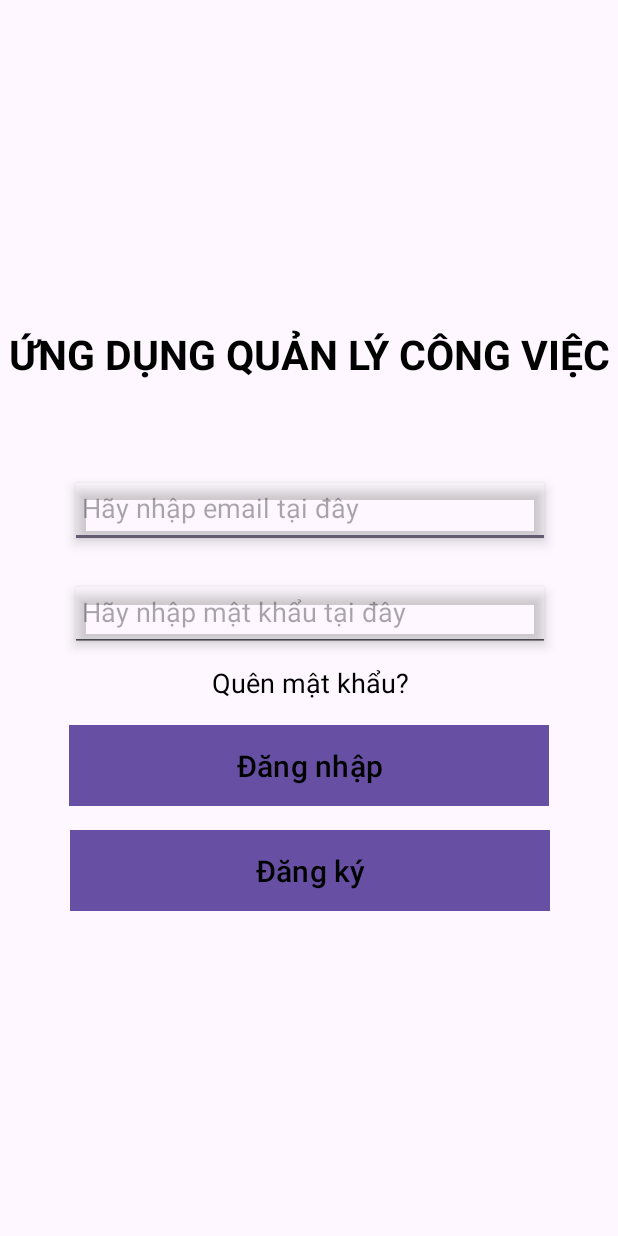
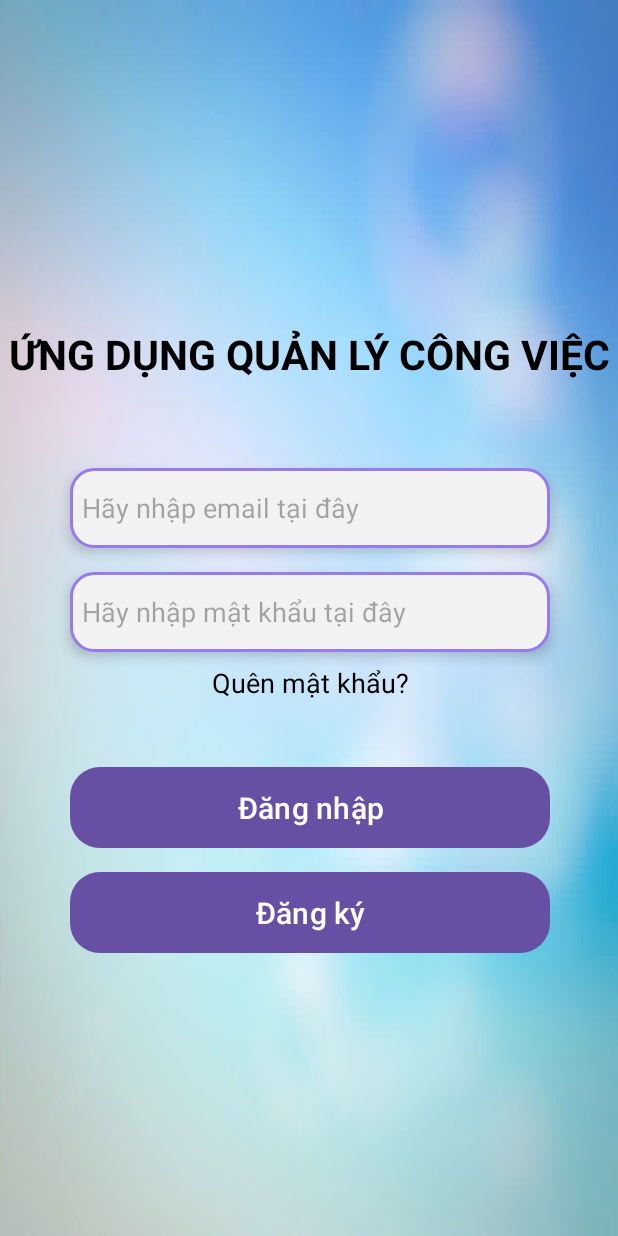
Before and after one commit to khanhne1304/Task-Management-Application, an Android app: the screen it shows after launch (MainActivity), on a phone screen of 412 x 824 dp. Run offline under Robolectric (Android 15) with nearby library versions, the phone set to English and light mode, and no system bars.

Commit message:
update login sign up

```diff
--- /dev/null
+++ b/app/src/main/res/drawable/rounded_button.xml
@@ -0,0 +1,5 @@
+<?xml version="1.0" encoding="utf-8"?>
+<shape xmlns:android="http://schemas.android.com/apk/res/android">
+    <solid android:color="#FFFFFF"/>  <!-- Light purple color -->
+    <corners android:radius="20dp"/>  <!-- Rounded corners with 20dp radius -->
+</shape>
--- /dev/null
+++ b/app/src/main/res/drawable/rounded_edittext.xml
@@ -0,0 +1,14 @@
+<?xml version="1.0" encoding="utf-8"?>
+<shape xmlns:android="http://schemas.android.com/apk/res/android">
+    <!-- Background color of EditText -->
+    <solid android:color="#F2F2F2"/> <!-- Light gray background -->
+
+    <!-- Border color and width -->
+    <stroke android:color="#977BEC" android:width="2dp"/> <!-- Blue border -->
+
+    <!-- Rounded corners -->
+    <corners android:radius="15dp"/> <!-- Rounded corners with 15dp radius -->
+
+    <!-- Padding inside the EditText -->
+    <padding android:left="12dp" android:top="10dp" android:right="12dp" android:bottom="10dp"/>
+</shape>
--- a/app/src/main/res/layout/activity_main.xml
+++ b/app/src/main/res/layout/activity_main.xml
@@ -5,6 +5,7 @@
     android:layout_width="match_parent"
     android:layout_height="match_parent"
     android:id="@+id/main"
+    android:background="@drawable/image_background"
     tools:context=".MainActivity">
 
     <View
@@ -20,12 +21,13 @@
         android:id="@+id/buttonLogin"
         android:layout_width="320dp"
         android:layout_height="54dp"
-        android:layout_marginTop="16dp"
-        android:background="#FFFFFF"
+        android:layout_marginTop="44dp"
+        android:background="@drawable/rounded_button"
         android:text="Đăng nhập"
-        android:textColor="#000000"
+        android:textColor="@color/white"
         android:textSize="20sp"
         app:layout_constraintEnd_toEndOf="parent"
+        app:layout_constraintHorizontal_bias="0.505"
         app:layout_constraintStart_toStartOf="parent"
         app:layout_constraintTop_toBottomOf="@+id/textViewForgotPaswword" />
 
@@ -37,6 +39,7 @@
         android:text="ỨNG DỤNG QUẢN LÝ CÔNG VIỆC"
         android:textColor="#000000"
         android:textSize="27sp"
+        android:fontFamily="sans-serif"
         android:textStyle="bold"
         app:layout_constraintEnd_toEndOf="@+id/view3"
         app:layout_constraintStart_toStartOf="@+id/view3"
@@ -54,7 +57,8 @@
         app:layout_constraintHorizontal_bias="0.502"
         app:layout_constraintStart_toStartOf="@+id/view3"
         app:layout_constraintTop_toBottomOf="@+id/editTextLoginPassword"
-        tools:ignore="MissingConstraints" />
+        tools:ignore="MissingConstraints"
+        android:fontFamily="sans-serif"/>
 
     <androidx.constraintlayout.widget.ConstraintLayout
         android:id="@+id/constraintlayoutForgotEmail"
@@ -68,21 +72,13 @@
         app:layout_constraintStart_toStartOf="parent"
         app:layout_constraintTop_toTopOf="parent">
 
-        <View
-            android:id="@+id/view20"
-            android:layout_width="330dp"
-            android:layout_height="380dp"
-            android:background="@drawable/rounded_brown_square"
-            app:layout_constraintBottom_toBottomOf="parent"
-            app:layout_constraintEnd_toEndOf="parent"
-            app:layout_constraintStart_toStartOf="parent"
-            app:layout_constraintTop_toTopOf="parent" />
 
         <TextView
             android:id="@+id/textView38"
             android:layout_width="300dp"
             android:layout_height="wrap_content"
             android:layout_marginTop="80dp"
+            android:fontFamily="sans-serif"
             android:text="Please enter your registered email to receive the password reset link"
             android:textAlignment="center"
             android:textColor="#FFFDD0"
@@ -97,6 +93,7 @@
             android:layout_height="54dp"
             android:layout_marginTop="24dp"
             android:ems="10"
+            android:background="@drawable/rounded_edittext"
             android:inputType="textPersonName"
             android:padding="8dp"
             android:text="Name"
@@ -104,18 +101,6 @@
             app:layout_constraintEnd_toEndOf="@+id/view20"
             app:layout_constraintStart_toStartOf="@+id/view20"
             app:layout_constraintTop_toBottomOf="@+id/textView38" />
-
-        <Button
-            android:id="@+id/button6"
-            android:layout_width="200dp"
-            android:layout_height="55dp"
-            android:layout_marginTop="24dp"
-            android:text="SEND"
-            android:textColor="#FFFDD0"
-            android:textSize="18sp"
-            app:layout_constraintEnd_toEndOf="@+id/view20"
-            app:layout_constraintStart_toStartOf="@+id/view20"
-            app:layout_constraintTop_toBottomOf="@+id/editTextTextPersonName5" />
     </androidx.constraintlayout.widget.ConstraintLayout>
 
     <EditText
@@ -126,6 +111,7 @@
         android:drawablePadding="4dp"
         android:elevation="5dp"
         android:ems="10"
+        android:background="@drawable/rounded_edittext"
         android:hint="Hãy nhập email tại đây"
         android:inputType="textEmailAddress"
         android:padding="8dp"
@@ -141,6 +127,7 @@
         android:drawablePadding="4dp"
         android:elevation="5dp"
         android:ems="10"
+        android:background="@drawable/rounded_edittext"
         android:hint="Hãy nhập mật khẩu tại đây"
         android:inputType="text|textPassword"
         android:padding="8dp"
@@ -165,12 +152,13 @@
         android:layout_width="320dp"
         android:layout_height="54dp"
         android:layout_marginTop="16dp"
-        android:background="#D3B0FF"
+        android:background="@drawable/rounded_button"
         android:text="Đăng ký"
-        android:textColor="@color/black"
+        android:textColor="@color/white"
         android:textSize="20sp"
         app:layout_constraintEnd_toEndOf="@+id/view3"
         app:layout_constraintStart_toStartOf="@+id/view3"
         app:layout_constraintTop_toBottomOf="@+id/buttonLogin" />
 
+
 </androidx.constraintlayout.widget.ConstraintLayout>
--- a/app/src/main/res/layout/activity_sign_up.xml
+++ b/app/src/main/res/layout/activity_sign_up.xml
@@ -3,6 +3,7 @@
     xmlns:app="http://schemas.android.com/apk/res-auto"
     xmlns:tools="http://schemas.android.com/tools"
     android:layout_width="match_parent"
+    android:background="@drawable/image_background"
     android:layout_height="match_parent">
 
     <View
@@ -18,12 +19,13 @@
         android:id="@+id/textView5"
         android:layout_width="wrap_content"
         android:layout_height="wrap_content"
-        android:layout_marginTop="32dp"
+        android:layout_marginTop="36dp"
         android:text="TRANG ĐĂNG KÝ"
         android:textColor="#000000"
         android:textSize="30sp"
         android:textStyle="bold"
         app:layout_constraintEnd_toEndOf="@+id/view4"
+        app:layout_constraintHorizontal_bias="0.496"
         app:layout_constraintStart_toStartOf="@+id/view4"
         app:layout_constraintTop_toTopOf="@+id/view4" />
 
@@ -37,6 +39,7 @@
         android:hint="Nhập tên đăng nhập"
         android:inputType="textPersonName"
         android:padding="8dp"
+        android:background="@drawable/rounded_edittext"
         android:textColor="#000000"
         android:textColorHint="#000000"
         app:layout_constraintEnd_toEndOf="@+id/view4"
@@ -50,6 +53,7 @@
         android:layout_marginTop="16dp"
         android:elevation="5dp"
         android:ems="10"
+        android:background="@drawable/rounded_edittext"
         android:hint="Nhập tên của bạn"
         android:inputType="number"
         android:padding="8dp"
@@ -66,6 +70,7 @@
         android:layout_marginTop="24dp"
         android:elevation="5dp"
         android:ems="10"
+        android:background="@drawable/rounded_edittext"
         android:hint="Nhập email của bạn"
         android:inputType="textEmailAddress"
         android:padding="8dp"
@@ -83,6 +88,7 @@
         android:layout_marginTop="24dp"
         android:elevation="5dp"
         android:ems="10"
+        android:background="@drawable/rounded_edittext"
         android:hint="Nhập mật khẩu của bạn"
         android:inputType="textPassword"
         android:padding="8dp"
@@ -97,11 +103,12 @@
         android:id="@+id/buttonUserRegistration"
         android:layout_width="300dp"
         android:layout_height="55dp"
-        android:layout_marginTop="50dp"
+        android:layout_marginTop="32dp"
         android:text="ĐĂNG KÝ"
-        android:textColor="#000000"
+        android:textColor="@color/white"
         android:textSize="18sp"
         app:layout_constraintEnd_toEndOf="parent"
+        app:layout_constraintHorizontal_bias="0.363"
         app:layout_constraintStart_toStartOf="@+id/view4"
         app:layout_constraintTop_toBottomOf="@+id/editTextPassword" />
 
@@ -121,6 +128,7 @@
         android:id="@+id/editTextFirstName"
         android:layout_width="300dp"
         android:layout_height="53dp"
+        android:background="@drawable/rounded_edittext"
         android:layout_marginTop="24dp"
         android:elevation="5dp"
         android:ems="10"
```
Also changed, not shown: app/src/main/res/drawable/image_background.jpg (added).
